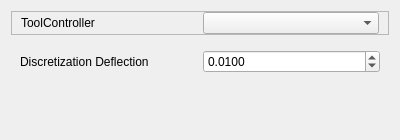
southseact-3d/fcd, file src/Mod/Path/Gui/Resources/panels/PageOpVcarveEdit.ui: the form before one commit.
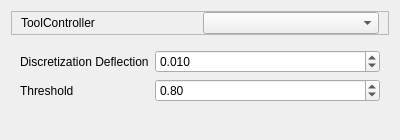
The form after the commit.

Commit message:
Path: Vcarve - Added threshold property to remove unwanted segments
code cleanup & debug

What changed in the file:
```diff
--- a/src/Mod/Path/Gui/Resources/panels/PageOpVcarveEdit.ui
+++ b/src/Mod/Path/Gui/Resources/panels/PageOpVcarveEdit.ui
@@ -48,7 +48,7 @@
    </item>
    <item>
     <widget class="QWidget" name="widget" native="true">
-     <layout class="QGridLayout" name="gridLayout_2">
+     <layout class="QFormLayout" name="formLayout">
       <item row="0" column="0">
        <widget class="QLabel" name="label_2">
         <property name="toolTip">
@@ -65,10 +65,10 @@
          <string>&lt;html&gt;&lt;head/&gt;&lt;body&gt;&lt;p&gt;This value is used in discretizing arcs into segments. Smaller values will result in larger gcode. Larger values may cause unwanted segments in the medial line path.&lt;/p&gt;&lt;/body&gt;&lt;/html&gt;</string>
         </property>
         <property name="decimals">
-         <number>4</number>
+         <number>3</number>
         </property>
         <property name="minimum">
-         <double>0.000100000000000</double>
+         <double>0.001000000000000</double>
         </property>
         <property name="maximum">
          <double>1.000000000000000</double>
@@ -81,6 +81,38 @@
         </property>
        </widget>
       </item>
+      <item row="1" column="1">
+       <widget class="QDoubleSpinBox" name="threshold">
+        <property name="toolTip">
+         <string>&lt;html&gt;&lt;head/&gt;&lt;body&gt;&lt;p&gt;Threshold is used by the medial axis filter to remove unwanted segments. If the resulting path contains unwanted segments, decrease this value. &lt;/p&gt;&lt;p&gt;Valid values are 0.0 - 1.0&lt;/p&gt;&lt;p&gt;Default = 0.8&lt;/p&gt;&lt;p&gt;1.0 will remove nothing.&lt;/p&gt;&lt;/body&gt;&lt;/html&gt;</string>
+        </property>
+        <property name="decimals">
+         <number>2</number>
+        </property>
+        <property name="minimum">
+         <double>0.000000000000000</double>
+        </property>
+        <property name="maximum">
+         <double>1.000000000000000</double>
+        </property>
+        <property name="singleStep">
+         <double>0.100000000000000</double>
+        </property>
+        <property name="value">
+         <double>0.800000000000000</double>
+        </property>
+       </widget>
+      </item>
+      <item row="1" column="0">
+       <widget class="QLabel" name="label_3">
+        <property name="toolTip">
+         <string>&lt;html&gt;&lt;head/&gt;&lt;body&gt;&lt;p&gt;&lt;br/&gt;&lt;/p&gt;&lt;/body&gt;&lt;/html&gt;</string>
+        </property>
+        <property name="text">
+         <string>Threshold</string>
+        </property>
+       </widget>
+      </item>
      </layout>
     </widget>
    </item>
```
Left out of the diff: 2 changed lines with no effect on the pictures. The commit also changes 3 other files.
